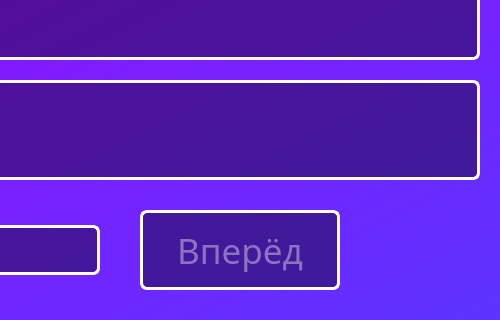
Bubblegubm/appforstaff, file test.ui: the form before one commit; both pictures show x 780 to 1280 and y 400 to 720 of the 1280 by 720 pixel window.
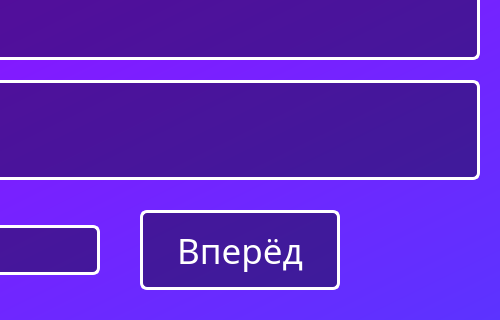
The form after the commit.

```diff
--- a/test.ui
+++ b/test.ui
@@ -154,13 +154,22 @@
      </font>
     </property>
     <property name="styleSheet">
-     <string notr="true">color: rgba(255, 255, 255, 100);
+     <string notr="true">QPushButton{
+color: rgb(255, 255, 255);
 border: 3px solid rgb(255, 255, 255);
 border-radius: 7px;
 font: 26pt &quot;Ambient(RUS BY LYAJKA)&quot;;
 background-color: rgba(0, 0, 0, 100);
 width: 50px;
-</string>
+}
+
+QPushButton::hover{
+background-color: rgba(0, 0, 0, 150);
+}
+
+QPushButton::pressed{
+background-color: rgba(0, 0, 0, 200);
+}</string>
     </property>
     <property name="text">
      <string>Вперёд</string>
```
Left out of the diff: 24 changed lines with no effect on the pictures.
